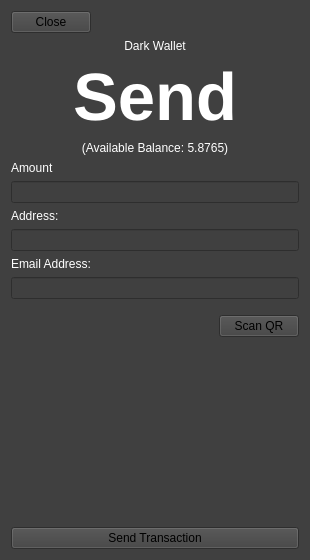
This is ThresHoDLApp/darksendview.ui in isaidnocookies/Threshodl-Wallet as Qt 5 draws it before an edit. The edited form follows.
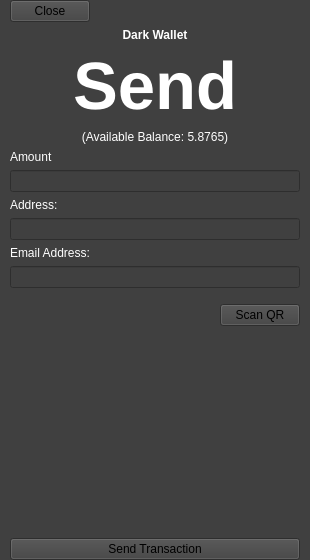
This is the edited form.

Diff of the .ui file:
```diff
--- a/ThresHoDLApp/darksendview.ui
+++ b/ThresHoDLApp/darksendview.ui
@@ -17,6 +17,18 @@
    <string notr="true">background-color: #404040;</string>
   </property>
   <layout class="QVBoxLayout" name="verticalLayout_2">
+   <property name="leftMargin">
+    <number>10</number>
+   </property>
+   <property name="topMargin">
+    <number>0</number>
+   </property>
+   <property name="rightMargin">
+    <number>10</number>
+   </property>
+   <property name="bottomMargin">
+    <number>0</number>
+   </property>
    <item>
     <layout class="QHBoxLayout" name="horizontalLayout">
      <item>
@@ -45,6 +57,12 @@
     <layout class="QVBoxLayout" name="verticalLayout">
      <item>
       <widget class="QLabel" name="label">
+       <property name="font">
+        <font>
+         <weight>75</weight>
+         <bold>true</bold>
+        </font>
+       </property>
        <property name="styleSheet">
         <string notr="true">color: white;</string>
        </property>
```
